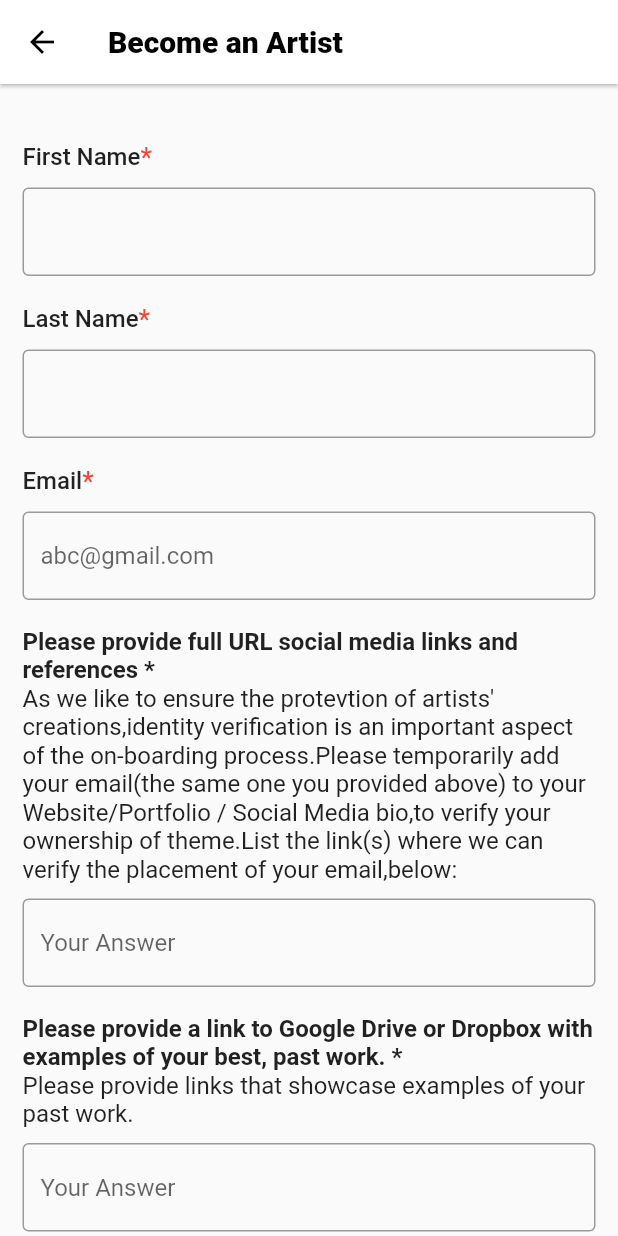
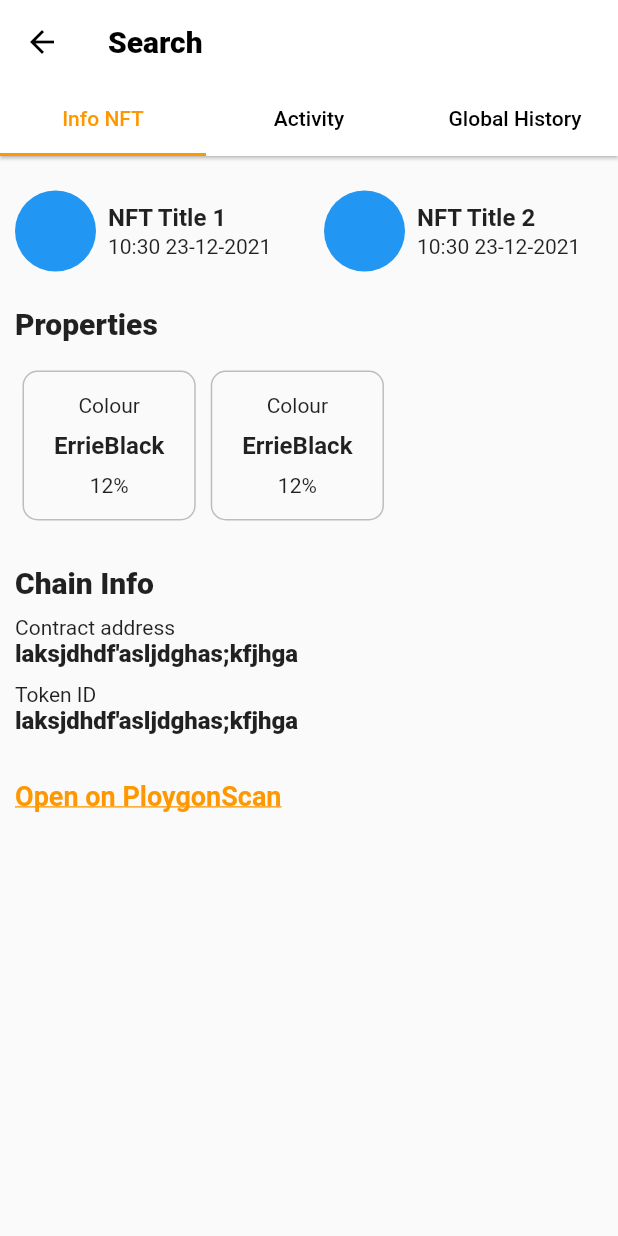
Before and after one commit to shahjash1212/GloballyUnited_UI, a Flutter app: the screen it shows after launch, on a phone screen of 412 x 824 dp. Run offline on Flutter 3.47's test engine with Material 2 defaults, Android fonts, the phone set to English and light mode, and no system bars.

Commit message:
searchpage_done

```diff
--- a/lib/homepage.dart
+++ b/lib/homepage.dart
@@ -3,6 +3,7 @@ import 'package:globally_united_ui/model/nfttileinfo.dart';
 import 'package:globally_united_ui/model/profiles.dart';
 import 'package:globally_united_ui/pages/becomeanartist.dart';
 import 'package:globally_united_ui/pages/offersreceiverdpage.dart';
+import 'package:globally_united_ui/pages/searchpage.dart';
 
 import 'gridviewprofiles.dart';
 import 'nftinfolistview.dart';
@@ -20,7 +21,7 @@ class HomePage extends StatelessWidget {
         // body: OffersReceviedPage(),
         // body: NftInfoListView(nfttileinfos: nfttileinfos),
 
-        body: BecomeAnArtistPage()
+        body: SearchPage()
 
         // body: GridViewOfProfile(
         //     heightc: heightc, widthc: widthc, profiles: profiels),
--- /dev/null
+++ b/lib/model/colourmodel.dart
@@ -0,0 +1,15 @@
+class Colour {
+  final String name;
+  final int percentage;
+
+  Colour({
+    required this.name,
+    required this.percentage,
+  });
+}
+
+List<Colour> colours = [
+  Colour(name: "ErrieBlack", percentage: 12),
+  Colour(name: "ErrieBlack", percentage: 12),
+
+];
--- a/lib/model/nfttileinfo.dart
+++ b/lib/model/nfttileinfo.dart
@@ -1,6 +1,6 @@
 class NftTileInfo {
-  final String nftTitle, image, startDate, endDate, status, id;
-  final int token;
+  final String nftTitle, image, startDate, endDate, status,id;
+  final int token,price;
 
   NftTileInfo({
     required this.nftTitle,
@@ -10,6 +10,7 @@ class NftTileInfo {
     required this.token,
     required this.id,
     required this.status,
+    required this.price,
   });
 }
 
@@ -20,8 +21,10 @@ List<NftTileInfo> nfttileinfos = [
     startDate: "10:30 23-12-2021",
     endDate: "10:30",
     token: 4,
-    id: '',
+    id: 'Creator',
     status: '',
+    price: 3400,
+
   ),
   NftTileInfo(
     nftTitle: "NFT Title 2",
@@ -29,8 +32,9 @@ List<NftTileInfo> nfttileinfos = [
     startDate: "10:30 23-12-2021",
     endDate: "10:30",
     token: 4,
-    id: '',
+    id: 'Creator',
     status: '',
+    price: 34000,
   ),
   NftTileInfo(
     nftTitle: "NFT Title 3",
@@ -38,8 +42,9 @@ List<NftTileInfo> nfttileinfos = [
     startDate: "10:30 23-12-2021",
     endDate: "10:30",
     token: 4,
-    id: '',
+    id: 'Creator',
     status: '',
+    price: 3600,
   ),
   NftTileInfo(
     nftTitle: "NFT Title 4",
@@ -47,7 +52,8 @@ List<NftTileInfo> nfttileinfos = [
     startDate: "10:30 23-12-2021",
     endDate: "10:30",
     token: 4,
-    id: '',
+    id: 'Creator',
     status: '',
+    price: 3500,
   ),
 ];
--- a/lib/pages/becomeanartist.dart
+++ b/lib/pages/becomeanartist.dart
@@ -53,190 +53,48 @@ class _BecomeAnArtistPageState extends State<BecomeAnArtistPage> {
             children: [
               Column(
                 children: [
-                  // Row(
-                  //   children: const [
-                  //     Text(
-                  //       "First Name",
-                  //       style: TextStyle(
-                  //           fontWeight: FontWeight.w500, fontSize: 16),
-                  //     ),
-                  //     Text(
-                  //       '*',
-                  //       style: TextStyle(color: Colors.red, fontSize: 18),
-                  //     )
-                  //   ],
-                  // ),
-                  // SizedBox(
-                  //   height: height / 80,
-                  // ),
                   NFTFormField(
                     textEditingController: firstName,
                     lable: 'First Name',
                   ),
-                  // SizedBox(
-                  //   height: height / 80,
-                  // ),
-                  // Row(
-                  //   children: const [
-                  //     Text(
-                  //       "Last Name",
-                  //       style: TextStyle(
-                  //           fontWeight: FontWeight.w500, fontSize: 16),
-                  //     ),
-                  //     Text(
-                  //       '*',
-                  //       style: TextStyle(color: Colors.red, fontSize: 18),
-                  //     )
-                  //   ],
-                  // ),
-                  // SizedBox(
-                  //   height: height / 80,
-                  // ),
-                  // TextField(
-                  //   controller: lastName,
-                  //   decoration: InputDecoration(
-                  //     border: OutlineInputBorder(),
-                  //   ),
-                  // ),
-                  // SizedBox(
-                  //   height: height / 80,
-                  // ),
-
                   NFTFormField(
                       textEditingController: lastName, lable: "Last Name"),
-
                   NFTFormField(
                       lable: "Email",
                       textEditingController: eMail,
                       hintText: 'abc@gmail.com')
-                  // TextField(
-                  //   controller: eMail,
-                  //   decoration: InputDecoration(
-                  //     border: OutlineInputBorder(),
-                  //     hintText: 'abc@gmail.com',
-                  //   ),
-                  // ),
                 ],
               ),
-              // ),
-              // SizedBox(
-              //   height: height / 40,
-              // ),
-              // Text(
-              //   ApplicationStrings.URL_SOCIAL_MEDIA,
-              //   style: TextStyle(fontWeight: FontWeight.w700, fontSize: 16),
-              // ),
-              // SizedBox(
-              //   height: height / 80,
-              // ),
-              // Text(
-              //   ApplicationStrings.URL_SOCIAL_MEDIA_DISCRIPTION,
-              //   style: TextStyle(fontWeight: FontWeight.w400, fontSize: 16),
-              // ),
-              // SizedBox(
-              //   height: height / 80,
-              // ),
-              // TextField(
-              //   controller: socialMedia,
-              //   decoration: InputDecoration(
-              //       border: OutlineInputBorder(),
-              //       hintText: 'Your Answer',
-              //       isDense: true),
-              // ),
               NFTFormField(
                 textEditingController: socialMedia,
                 hintText: 'Your Answer',
                 lableHeader: ApplicationStrings.URL_SOCIAL_MEDIA,
                 labelbody: ApplicationStrings.URL_SOCIAL_MEDIA_DISCRIPTION,
               ),
-              // SizedBox(
-              //   height: height / 80,
-              // ),
               NFTFormField(
                 textEditingController: driveDropbox,
                 hintText: 'Your Answer',
                 lableHeader: ApplicationStrings.PROVIDE_LINK_TO,
                 labelbody: ApplicationStrings.PROVIDE_LINK_TO_DISCRIPTION,
               ),
-              // Text(
-              //   ApplicationStrings.PROVIDE_LINK_TO,
-              //   style: TextStyle(fontWeight: FontWeight.w700, fontSize: 16),
-              // ),
-              // SizedBox(
-              //   height: height / 80,
-              // ),
-              // Text(
-              //   ApplicationStrings.PROVIDE_LINK_TO_DISCRIPTION,
-              //   style: TextStyle(fontWeight: FontWeight.w400, fontSize: 16),
-              // ),
-              // SizedBox(
-              //   height: height / 80,
-              // ),
-              // TextField(
-              //   controller: driveDropbox,
-              //   decoration: InputDecoration(
-              //       border: OutlineInputBorder(),
-              //       hintText: 'Your Answer',
-              //       isDense: true),
-              // ),
-              // SizedBox(
-              //   height: height / 80,
-              // ),
-              // Text(
-              //   ApplicationStrings.SUBMIT_ART_WORK,
-              //   style: TextStyle(fontWeight: FontWeight.w700, fontSize: 16),
-              // ),
-              // SizedBox(
-              //   height: height / 80,
-              // ),
               NFTFormField(
                 textEditingController: artworkDrive,
                 hintText: 'Your Answer',
                 lableHeader: ApplicationStrings.SUBMIT_ART_WORK,
                 labelbody: ApplicationStrings.SUBMIT_ART_WORK_DISCRIPTION,
               ),
-              // Text(
-              //   ApplicationStrings.SUBMIT_ART_WORK_DISCRIPTION,
-              //   style: TextStyle(fontWeight: FontWeight.w400, fontSize: 16),
-              // ),
-              // SizedBox(
-              //   height: height / 80,
-              // ),
-              // TextField(
-              //   controller: artworkDrive,
-              //   decoration: InputDecoration(
-              //       border: OutlineInputBorder(),
-              //       hintText: 'Your Answer',
-              //       isDense: true),
-              // ),
-              // SizedBox(
-              //   height: height / 80,
-              // ),
-              // Text(
-              //   ApplicationStrings.BACKGROUND_INFO,
-              //   style: TextStyle(fontWeight: FontWeight.w700, fontSize: 16),
-              // ),
-              // SizedBox(
-              //   height: height / 80,
-              // ),
               NFTFormField(
                 textEditingController: backgroundInfo,
                 lableHeader: ApplicationStrings.BACKGROUND_INFO,
                 hintText: 'Your Answer',
               ),
-              // TextField(
-              //   controller: backgroundInfo,
-              //   decoration: InputDecoration(
-              //       border: OutlineInputBorder(),
-              //       hintText: 'Your Answer',
-              //       isDense: true),
-              // ),
               SizedBox(
                 height: height / 80,
               ),
               Text(
                 ApplicationStrings.DIGITAL_WALLET,
-                style: TextStyle(fontWeight: FontWeight.w700, fontSize: 16),
+                style:
+                    const TextStyle(fontWeight: FontWeight.w700, fontSize: 16),
               ),
               SizedBox(
                 height: height / 80,
@@ -252,9 +110,9 @@ class _BecomeAnArtistPageState extends State<BecomeAnArtistPage> {
                       });
                     },
                   ),
-                  Text(
+                  const Text(
                     "Yes",
-                    style: TextStyle(fontSize: 14),
+                    style:  TextStyle(fontSize: 14),
                   ),
                   Radio(
                     value: 2,
@@ -265,18 +123,18 @@ class _BecomeAnArtistPageState extends State<BecomeAnArtistPage> {
                       });
                     },
                   ),
-                  Text(
+                  const Text(
                     "No",
-                    style: TextStyle(fontSize: 14),
+                    style:  TextStyle(fontSize: 14),
                   ),
                 ],
               ),
               Container(
-                margin: EdgeInsets.all(15),
-                padding: EdgeInsets.all(15),
+                margin: const EdgeInsets.all(15),
+                padding: const EdgeInsets.all(15),
                 decoration: BoxDecoration(
                     borderRadius: BorderRadius.circular(50),
-                    color: Color(0xff341e43)),
+                    color: const Color(0xff341e43)),
                 child: const Center(
                   child: Text(
                     "Apply",
@@ -290,7 +148,7 @@ class _BecomeAnArtistPageState extends State<BecomeAnArtistPage> {
               Padding(
                 padding: const EdgeInsets.only(top: 20.0),
                 child: GestureDetector(
-                  child: Text(
+                  child: const Text(
                     "Clear Form",
                     style: TextStyle(
                         fontSize: 16,
@@ -331,7 +189,7 @@ class NFTFormField extends StatelessWidget {
     return Column(
       crossAxisAlignment: CrossAxisAlignment.start,
       children: [
-        SizedBox(
+        const SizedBox(
           height: 18,
         ),
         lable != null
@@ -339,9 +197,10 @@ class NFTFormField extends StatelessWidget {
                 children: [
                   Text(
                     lable ?? "",
-                    style: TextStyle(fontWeight: FontWeight.w500, fontSize: 16),
+                    style: const TextStyle(
+                        fontWeight: FontWeight.w500, fontSize: 16),
                   ),
-                  Text(
+                  const Text(
                     '*',
                     style: TextStyle(color: Colors.red, fontSize: 18),
                   )
@@ -351,23 +210,25 @@ class NFTFormField extends StatelessWidget {
         lableHeader != null
             ? Text(
                 lableHeader ?? "",
-                style: TextStyle(fontWeight: FontWeight.w700, fontSize: 16),
+                style:
+                    const TextStyle(fontWeight: FontWeight.w700, fontSize: 16),
               )
             : Container(),
         labelbody != null
             ? Text(
                 labelbody ?? "",
-                style: TextStyle(fontWeight: FontWeight.w400, fontSize: 16),
+                style:
+                    const TextStyle(fontWeight: FontWeight.w400, fontSize: 16),
               )
             : Container(),
-        SizedBox(
+        const SizedBox(
           height: 10,
         ),
         TextField(
           controller: textEditingController,
           decoration: InputDecoration(
             hintText: hintText,
-            border: OutlineInputBorder(),
+            border: const OutlineInputBorder(),
           ),
         ),
       ],
--- /dev/null
+++ b/lib/pages/infonft.dart
@@ -0,0 +1,122 @@
+import 'package:flutter/material.dart';
+import 'package:globally_united_ui/model/colourmodel.dart';
+
+import '../model/nfttileinfo.dart';
+
+class InfoNFT extends StatelessWidget {
+  const InfoNFT({
+    Key? key,
+  }) : super(key: key);
+
+  @override
+  Widget build(BuildContext context) {
+
+    return Padding(
+      padding: const EdgeInsets.symmetric(horizontal: 10.0),
+      child: Column(
+        crossAxisAlignment: CrossAxisAlignment.start,
+        children: [
+          Container(
+            height: 100,
+            child: ListView.builder(
+              scrollDirection: Axis.horizontal,
+              itemCount: nfttileinfos.length,
+              itemBuilder: (context, index) {
+                return Container(
+                  width: MediaQuery.of(context).size.width / 2,
+                  child: Row(
+                    children: [
+                      const CircleAvatar(
+                          radius: 27, backgroundColor: Colors.blue),
+                      Padding(
+                        padding: const EdgeInsets.all(8.0),
+                        child: Column(
+                          mainAxisAlignment: MainAxisAlignment.center,
+                          crossAxisAlignment: CrossAxisAlignment.start,
+                          children: [
+                            Text(nfttileinfos[index].nftTitle,
+                                style: const TextStyle(
+                                    fontWeight: FontWeight.w700, fontSize: 16)),
+                            const SizedBox(height: 2),
+                            Text(nfttileinfos[index].startDate),
+                          ],
+                        ),
+                      ),
+                    ],
+                  ),
+                );
+              },
+            ),
+          ),
+          Column(
+            crossAxisAlignment: CrossAxisAlignment.start,
+            children: [
+              const Text(
+                "Properties",
+                style: TextStyle(fontSize: 20, fontWeight: FontWeight.w900),
+              ),
+              Container(
+                height: 100,
+                margin: EdgeInsets.symmetric(vertical: 20),
+
+                // color: Colors.black,s
+                child: ListView.builder(
+                  scrollDirection: Axis.horizontal,
+                  itemCount: colours.length,
+                  itemBuilder: (context, index) {
+                    return Container(
+                      margin: const EdgeInsets.symmetric(
+                        horizontal: 5,
+                      ),
+                      padding: const EdgeInsets.symmetric(
+                          horizontal: 20, vertical: 10),
+                      decoration: BoxDecoration(
+                          borderRadius: BorderRadius.circular(10),
+                          border: Border.all(color: Colors.grey.shade400)),
+                      child: Column(
+                        mainAxisAlignment: MainAxisAlignment.spaceAround,
+                        children: [
+                          const Text("Colour"),
+                          Text(colours[index].name,
+                              style: const TextStyle(
+                                  fontSize: 16, fontWeight: FontWeight.w700)),
+                          Text("${colours[index].percentage}%"),
+                        ],
+                      ),
+                    );
+                  },
+                ),
+              ),
+            ],
+          ),
+          const SizedBox(height: 10),
+          const Text(
+            "Chain Info",
+            style: TextStyle(fontSize: 20, fontWeight: FontWeight.w900),
+          ),
+          const SizedBox(
+            height: 10,
+          ),
+          const Text("Contract address",
+              style: TextStyle(fontSize: 14, fontWeight: FontWeight.w400)),
+          const Text("laksjdhdf'asljdghas;kfjhga",
+              style: TextStyle(fontSize: 16, fontWeight: FontWeight.w800)),
+          const SizedBox(height: 10),
+          const Text("Token ID",
+              style: TextStyle(fontSize: 14, fontWeight: FontWeight.w400)),
+          const Text("laksjdhdf'asljdghas;kfjhga",
+              style: TextStyle(fontSize: 16, fontWeight: FontWeight.w800)),
+          const SizedBox(height: 30),
+          const Text(
+            "Open on PloygonScan",
+            style: TextStyle(
+                color: Colors.orange,
+                fontSize: 18,
+                fontWeight: FontWeight.w600,
+                decoration: TextDecoration.underline),
+          )
+        ],
+      ),
+    );
+  }
+}
--- /dev/null
+++ b/lib/pages/searchpage.dart
@@ -0,0 +1,65 @@
+import 'package:flutter/material.dart';
+import 'package:globally_united_ui/model/colourmodel.dart';
+import 'package:globally_united_ui/model/nfttileinfo.dart';
+import 'package:globally_united_ui/nftinfolistview.dart';
+
+import 'infonft.dart';
+import 'module/globalhistory.dart';
+import 'module/nftactivity.dart';
+
+class SearchPage extends StatelessWidget {
+  const SearchPage({Key? key}) : super(key: key);
+
+  @override
+  Widget build(BuildContext context) {
+    return DefaultTabController(
+      length: 3,
+      child: Scaffold(
+        appBar: AppBar(
+          backgroundColor: Colors.white,
+          elevation: 1,
+          leading: const BackButton(
+            color: Colors.black,
+          ),
+          title: const Text(
+            "Search",
+            style: TextStyle(
+                fontSize: 20, fontWeight: FontWeight.w800, color: Colors.black),
+          ),
+          bottom: const TabBar(
+            indicatorColor: Colors.orange,
+            labelColor: Colors.orange,
+            unselectedLabelColor: Colors.black,
+            tabs: [
+              Tab(
+                child: Text(
+                  "Info NFT",
+                  style: TextStyle(fontSize: 14),
+                ),
+              ),
+              Tab(
+                child: Text(
+                  "Activity",
+                  style: TextStyle(fontSize: 14),
+                ),
+              ),
+              Tab(
+                child: Text(
+                  "Global History",
+                  style: TextStyle(fontSize: 14),
+                ),
+              ),
+            ],
+          ),
+        ),
+        body: TabBarView(
+          children: [
+            InfoNFT(),
+            NFTActivity(),
+            GlobalHistory(),
+          ],
+        ),
+      ),
+    );
+  }
+}
```
Also changed, not shown: lib/pages/module/globalhistory.dart (added, +83 -0 lines), lib/pages/module/nftactivity.dart (added, +83 -0 lines).
